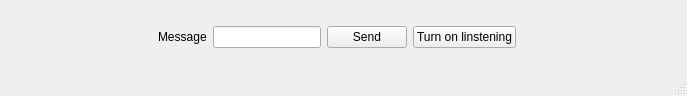
Old version of the form Lab2/mainwindow.ui in the repository fredriklind/M7017E-Lab2.
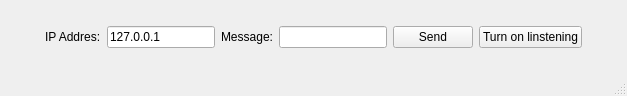
New version of the form.

Commit message: Added IP field

Diff of the .ui file:
```diff
--- a/Lab2/mainwindow.ui
+++ b/Lab2/mainwindow.ui
@@ -6,7 +6,7 @@
    <rect>
     <x>0</x>
     <y>0</y>
-    <width>687</width>
+    <width>627</width>
     <height>96</height>
    </rect>
   </property>
@@ -60,10 +60,24 @@
         </property>
        </spacer>
       </item>
+      <item>
+       <widget class="QLabel" name="label">
+        <property name="text">
+         <string>IP Addres:</string>
+        </property>
+       </widget>
+      </item>
+      <item>
+       <widget class="QLineEdit" name="ipField">
+        <property name="text">
+         <string>127.0.0.1</string>
+        </property>
+       </widget>
+      </item>
       <item>
        <widget class="QLabel" name="label_2">
         <property name="text">
-         <string>Message</string>
+         <string>Message:</string>
         </property>
        </widget>
       </item>
@@ -91,13 +105,6 @@
         </property>
        </widget>
       </item>
-      <item>
-       <widget class="QLabel" name="outputLabel">
-        <property name="text">
-         <string/>
-        </property>
-       </widget>
-      </item>
       <item>
        <spacer name="horizontalSpacer">
         <property name="orientation">
```
Left out of the diff: 2 changed lines with no effect on the pictures. The commit also changes 5 other files.
